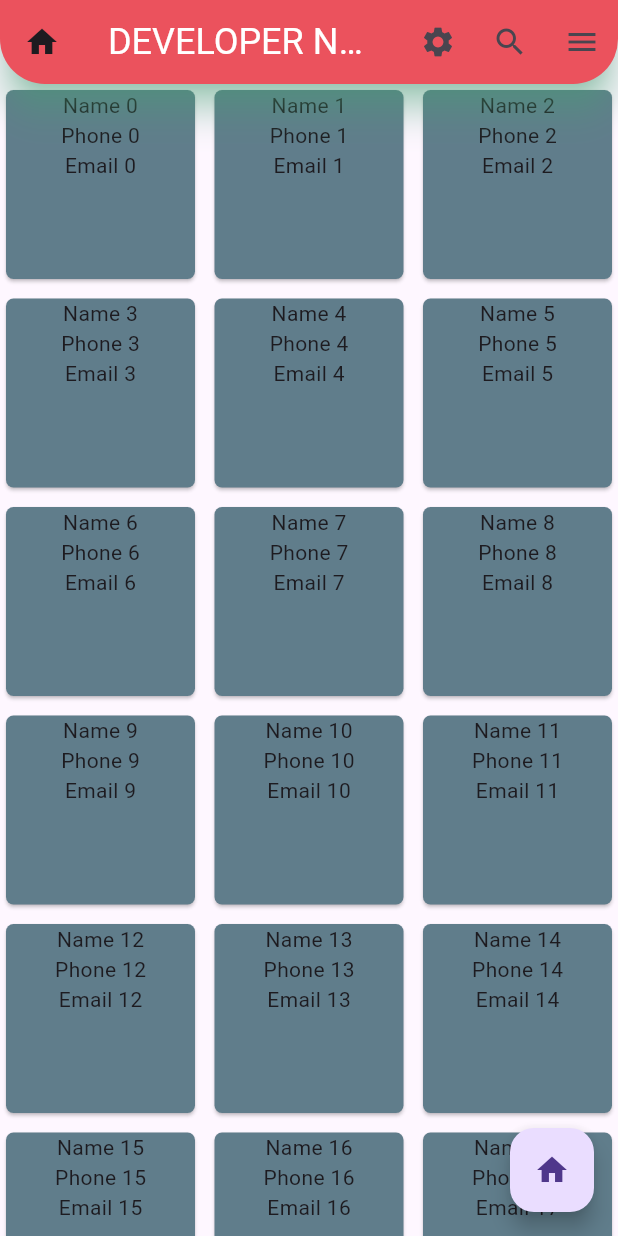
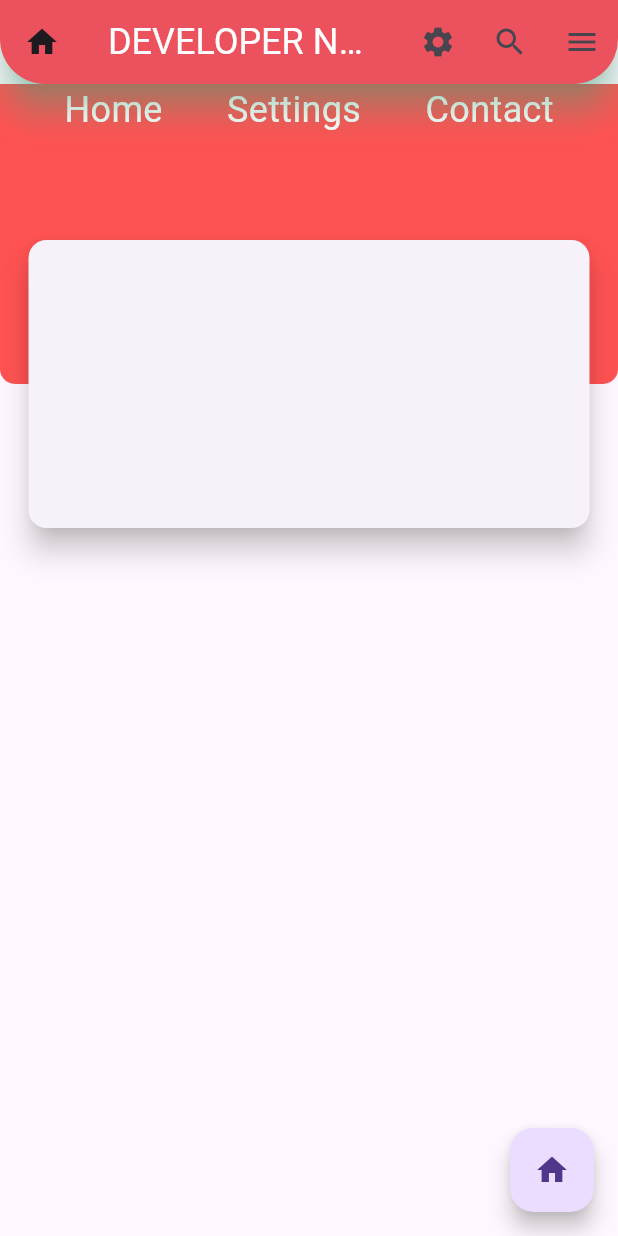
Before and after one commit to nayzawaungnza/flutter_application_1, a Flutter app: the screen it shows after launch, on a phone screen of 412 x 824 dp. Run offline on Flutter 3.47's test engine with Material 3 defaults, Android fonts, the phone set to English and light mode, and no system bars; Roboto replaces fonts that are missing (SansQH).

Commit message:
Interactive UI building

```diff
--- a/lib/main.dart
+++ b/lib/main.dart
@@ -55,44 +55,42 @@ class MyApp extends StatelessWidget {
               borderRadius: BorderRadius.only(
                   bottomLeft: Radius.circular(30),
                   bottomRight: Radius.circular(30)))),
-      body: GridView.builder(
-          gridDelegate: SliverGridDelegateWithMaxCrossAxisExtent(
-              maxCrossAxisExtent: 200,
-              // crossAxisCount: 3,
-              crossAxisSpacing: 5,
-              mainAxisSpacing: 5),
-          itemBuilder: (context, index) {
-            return InkWell(
-              onTap: () {
-                ScaffoldMessenger.of(context).showSnackBar(SnackBar(
-                  content: Text(_list[index].name!),
-                  duration: Duration(seconds: 5),
-                  backgroundColor: Colors.redAccent,
-                  action: SnackBarAction(
-                    label: 'close',
-                    onPressed: () {},
-                    textColor: Colors.greenAccent,
-                    disabledTextColor: Colors.redAccent,
-                    disabledBackgroundColor: Colors.blueAccent,
-                    backgroundColor: Colors.amberAccent,
-                  ),
-                ));
-              },
+      body: Stack(
+        clipBehavior: Clip.none,
+        children: [
+          Container(
+            decoration: BoxDecoration(
+              color: Colors.redAccent,
+              borderRadius: BorderRadius.only(
+                  bottomLeft: Radius.circular(10),
+                  bottomRight: Radius.circular(10)),
+            ),
+            height: 200,
+            child: Row(
+              mainAxisAlignment: MainAxisAlignment.spaceEvenly,
+              crossAxisAlignment: CrossAxisAlignment.start,
+              children: [
+                Text(
+                  'Home',
+                  style: TextStyle(color: Colors.white, fontSize: 24),
+                ),
+                Text('Settings',
+                    style: TextStyle(color: Colors.white, fontSize: 24)),
+                Text('Contact',
+                    style: TextStyle(color: Colors.white, fontSize: 24)),
+              ],
+            ),
+          ),
+          Positioned(
+              left: 15,
+              right: 15,
+              height: 200,
+              bottom: -100,
               child: Card(
-                shape: RoundedRectangleBorder(
-                  borderRadius: BorderRadius.circular(5),
-                ),
-                color: Colors.blueGrey,
-                child: Column(
-                  children: [
-                    Text(_list[index].name!),
-                    Text(_list[index].phone!),
-                    Text(_list[index].email!),
-                  ],
-                ),
-              ),
-            );
-          }),
+                elevation: 8,
+              ))
+        ],
+      ),
       floatingActionButton: FloatingActionButton(
           child: Icon(Icons.home),
           onPressed: () {
```
